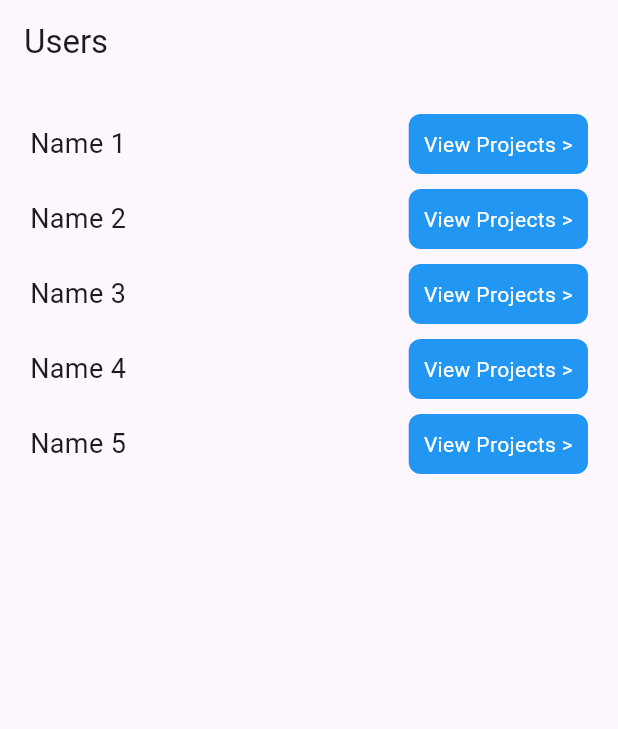
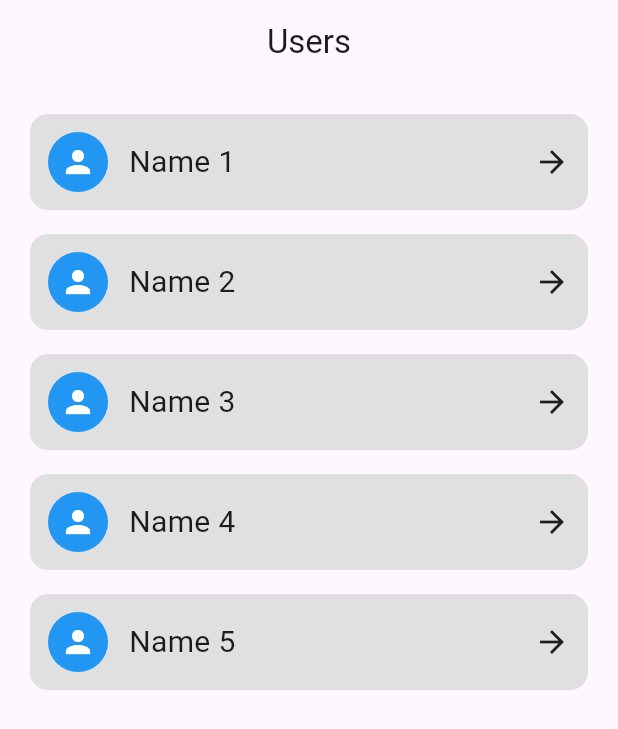
Before and after one commit to alli2729/project_managment, a Flutter app: the screen it shows after launch, on a phone screen of 412 x 824 dp. Shown: the top 729 px of the screen. Run offline on Flutter 3.47's test engine with Material 3 defaults, Android fonts, the light colour scheme and no system bars; our stand-ins replace get.

Commit message:
rewrite the view

```diff
--- a/lib/src/pages/home/views/home_view.dart
+++ b/lib/src/pages/home/views/home_view.dart
@@ -21,6 +21,7 @@ class HomeView extends GetView<HomeController> {
   AppBar _appBar() {
     return AppBar(
       title: const Text('Users'),
+      centerTitle: true,
     );
   }
 
@@ -33,7 +34,7 @@ class HomeView extends GetView<HomeController> {
           user: controller.users[index],
           onTap: () => controller.onPressed(controller.users[index]),
         ),
-        separatorBuilder: (_, __) => const SizedBox(height: 10),
+        separatorBuilder: (_, __) => const SizedBox(height: 16),
       ),
     );
   }
--- a/lib/src/pages/home/widgets/user_tile.dart
+++ b/lib/src/pages/home/widgets/user_tile.dart
@@ -9,22 +9,45 @@ class UserTile extends StatelessWidget {
   final void Function() onTap;
 
   @override
-  Widget build(BuildContext context) {
-    return Row(
-      mainAxisAlignment: MainAxisAlignment.spaceBetween,
-      children: [
-        _name(),
-        _viewButton(),
-      ],
+  Widget build(BuildContext context) => _tile();
+
+  // Widgets _________________________________________________________________
+
+  Widget _tile() {
+    return InkWell(
+      onTap: onTap,
+      borderRadius: BorderRadius.circular(12),
+      child: Container(
+
+        padding: const EdgeInsets.symmetric(vertical: 12, horizontal: 12),
+        decoration: BoxDecoration(
+          borderRadius: BorderRadius.circular(12),
+          color: Colors.grey[300],
+        ),
+        child: Row(
+          children: [
+            _avatar(),
+            const SizedBox(width: 14),
+            _name(),
+            const Spacer(),
+            const Icon(Icons.arrow_forward),
+          ],
+        ),
+      ),
     );
   }
 
-  // Widgets _________________________________________________________________
+  Widget _avatar() {
+    return const CircleAvatar(
+      backgroundColor: Colors.blue,
+      child: Icon(Icons.person, color: Colors.white),
+    );
+  }
 
   Widget _name() {
     return Text(
       user.name,
-      style: const TextStyle(fontSize: 18),
+      style: const TextStyle(fontSize: 20),
     );
   }
 
```
Also changed, not shown: lib/src/pages/projects/widgets/project_tile.dart (+52 -25 lines).
